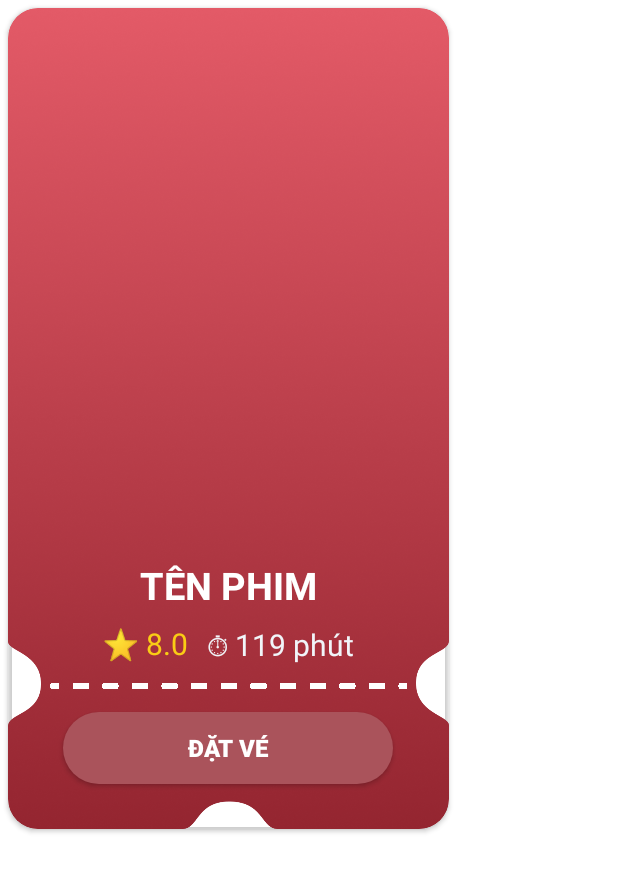
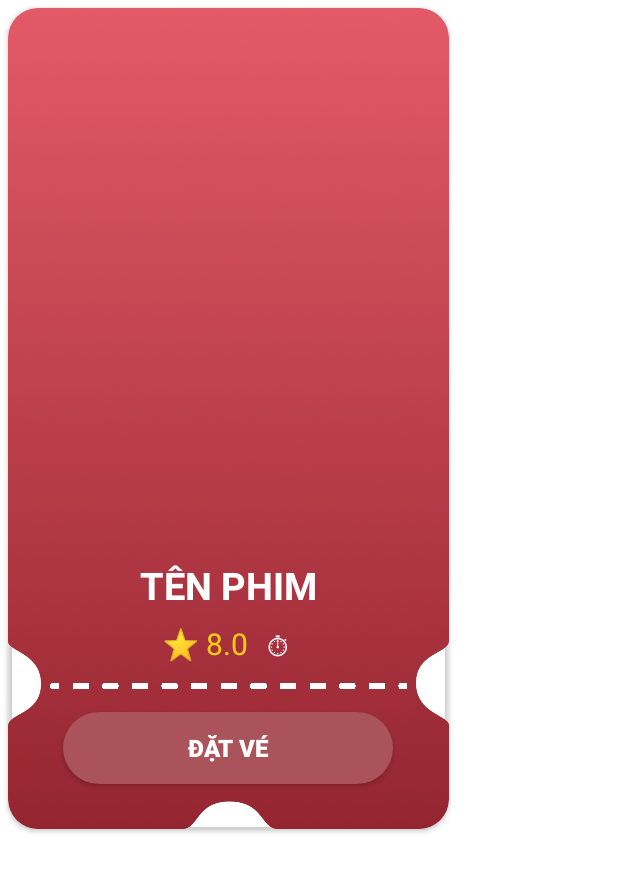
Before and after one commit to buynbuyn/UNI-CINEMA, an Android app: the layout item_movie_card.xml on its own in the app's theme, with its tools: preview values and no code run, on a phone screen of 412 x 824 dp. Shown: the top 872 px of the screen. Run offline under Robolectric (Android 15) with nearby library versions, the phone set to English and light mode, and no system bars.

Commit message:
lấy thêm được số phút

```diff
--- a/app/src/main/res/layout/item_movie_card.xml
+++ b/app/src/main/res/layout/item_movie_card.xml
@@ -58,9 +58,10 @@
                 android:textSize="20sp" />
 
             <TextView
+                android:id="@+id/durationText"
                 android:layout_width="wrap_content"
                 android:layout_height="wrap_content"
-                android:text="⏱ 119 phút"
+                android:text="⏱ "
                 android:textColor="#F1F5F9"
                 android:textSize="20sp" />
         </LinearLayout>
```
Also changed, not shown: app/src/main/java/com/example/uni_cinema/ui/home/HomeFragment.java (+8 -2 lines), app/src/main/java/com/example/uni_cinema/ui/home/Movie.java (+9 -0 lines), app/src/main/java/com/example/uni_cinema/ui/home/MovieCardAdapter.java (+5 -13 lines).
